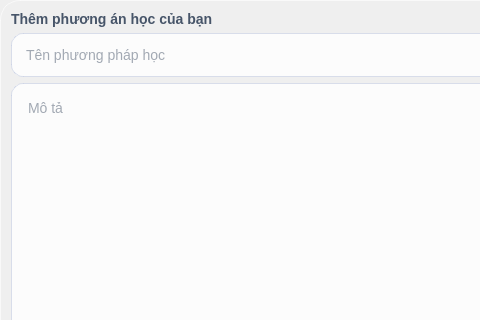
Old version of the form ZenTask/ui/add_method_dialog.ui in the repository Tran-Khang/Zentask; both pictures show x 0 to 480 and y 0 to 320 of the 762 by 746 pixel window.
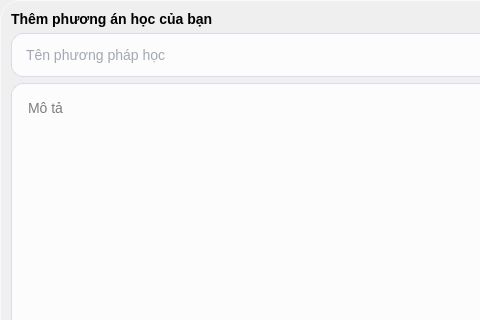
New version of the form.

The edit to the form file:
```diff
--- a/ZenTask/ui/add_method_dialog.ui
+++ b/ZenTask/ui/add_method_dialog.ui
@@ -25,7 +25,7 @@
 }
 
 QLabel {
-    color: rgba(71, 85, 105, 1);
+    color: rgb(0, 0, 0);
     font-weight: 600;
     font-size: 14px;
 }
@@ -50,7 +50,7 @@
     border-radius: 12px;
     padding: 12px;
     font-size: 14px;
-    color: rgba(71, 85, 105, 1);
+    color: rgb(0, 0, 0);
 }
 
 QTextEdit:focus {
```
